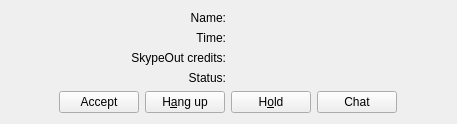
Old version of the form protocols/skype/ui/skypecalldialogbase.ui in the repository KDE/kopete.
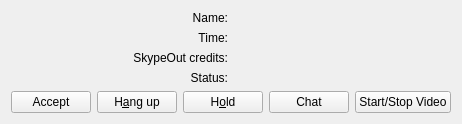
New version of the form.

```diff
--- a/protocols/skype/ui/skypecalldialogbase.ui
+++ b/protocols/skype/ui/skypecalldialogbase.ui
@@ -162,8 +162,8 @@
        </property>
        <property name="sizeHint" stdset="0">
         <size>
-         <width>48</width>
-         <height>20</height>
+         <width>0</width>
+         <height>0</height>
         </size>
        </property>
       </spacer>
@@ -226,6 +226,16 @@
        </property>
       </widget>
      </item>
+     <item>
+      <widget class="QPushButton" name="VideoButton">
+       <property name="text">
+        <string>Start/Stop Video</string>
+       </property>
+       <property name="checkable">
+        <bool>true</bool>
+       </property>
+      </widget>
+     </item>
      <item>
       <spacer name="spacer2">
        <property name="orientation">
@@ -236,8 +246,8 @@
        </property>
        <property name="sizeHint" stdset="0">
         <size>
-         <width>49</width>
-         <height>20</height>
+         <width>0</width>
+         <height>0</height>
         </size>
        </property>
       </spacer>
```
